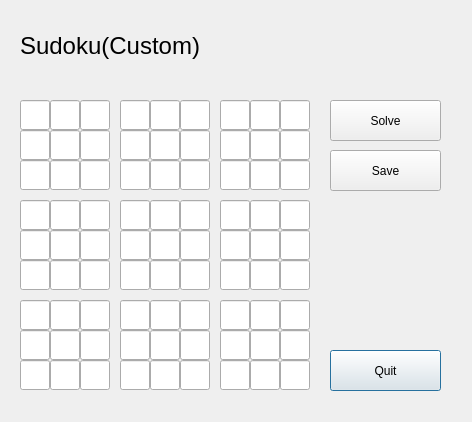
The window that Sudoku/solvesudokuwindow.ui (Akara4ok/Sudoku) describes before a commit, drawn with Qt 5.
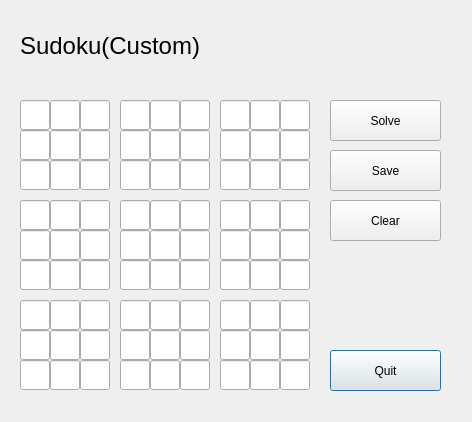
The same window after the commit.

```diff
--- a/Sudoku/solvesudokuwindow.ui
+++ b/Sudoku/solvesudokuwindow.ui
@@ -5338,6 +5338,19 @@
     <set>Qt::AlignCenter</set>
    </property>
   </widget>
+  <widget class="QPushButton" name="pushButton_5">
+   <property name="geometry">
+    <rect>
+     <x>330</x>
+     <y>200</y>
+     <width>111</width>
+     <height>41</height>
+    </rect>
+   </property>
+   <property name="text">
+    <string>Clear</string>
+   </property>
+  </widget>
  </widget>
  <resources/>
  <connections/>
```
